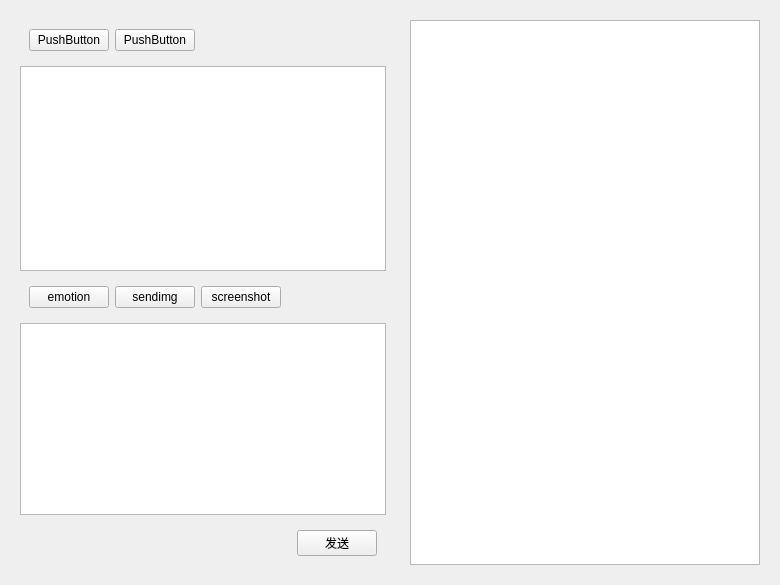
Above: TestProject/ui/chatroom.ui from ChinSing00/ChatChat before the change. Below: the same form after it.
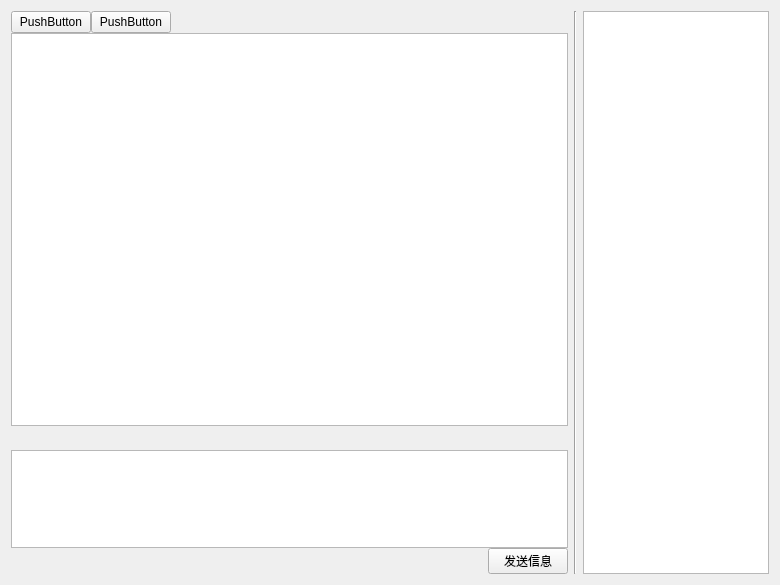
That is the form after the change. Icons and pictures are not drawn.

The edit to the form file:
```diff
--- a/TestProject/ui/chatroom.ui
+++ b/TestProject/ui/chatroom.ui
@@ -16,13 +16,43 @@
   <property name="toolTip">
    <string>&lt;html&gt;&lt;head/&gt;&lt;body&gt;&lt;p&gt;ToolTips?&lt;/p&gt;&lt;/body&gt;&lt;/html&gt;</string>
   </property>
-  <layout class="QHBoxLayout" name="horizontalLayout">
+  <layout class="QHBoxLayout" name="horizontalLayout" stretch="3,0,1">
    <item>
     <widget class="QWidget" name="left" native="true">
-     <layout class="QVBoxLayout" name="verticalLayout">
+     <layout class="QVBoxLayout" name="verticalLayout" stretch="1,20,1,5,1">
+      <property name="spacing">
+       <number>0</number>
+      </property>
+      <property name="leftMargin">
+       <number>0</number>
+      </property>
+      <property name="topMargin">
+       <number>0</number>
+      </property>
+      <property name="rightMargin">
+       <number>0</number>
+      </property>
+      <property name="bottomMargin">
+       <number>0</number>
+      </property>
       <item>
        <widget class="QWidget" name="widget" native="true">
-        <layout class="QHBoxLayout" name="horizontalLayout_2">
+        <layout class="QHBoxLayout" name="horizontalLayout_2" stretch="1,1,20">
+         <property name="spacing">
+          <number>0</number>
+         </property>
+         <property name="leftMargin">
+          <number>0</number>
+         </property>
+         <property name="topMargin">
+          <number>0</number>
+         </property>
+         <property name="rightMargin">
+          <number>0</number>
+         </property>
+         <property name="bottomMargin">
+          <number>0</number>
+         </property>
          <item>
           <widget class="QPushButton" name="pushButton">
            <property name="text">
@@ -58,25 +88,91 @@
       </item>
       <item>
        <widget class="QWidget" name="widget_3" native="true">
-        <layout class="QHBoxLayout" name="horizontalLayout_3">
+        <layout class="QHBoxLayout" name="horizontalLayout_3" stretch="1,1,1,20">
+         <property name="spacing">
+          <number>0</number>
+         </property>
+         <property name="leftMargin">
+          <number>0</number>
+         </property>
+         <property name="topMargin">
+          <number>1</number>
+         </property>
+         <property name="rightMargin">
+          <number>0</number>
+         </property>
+         <property name="bottomMargin">
+          <number>1</number>
+         </property>
          <item>
           <widget class="QPushButton" name="emotion">
            <property name="text">
-            <string>emotion</string>
+            <string/>
+           </property>
+           <property name="icon">
+            <iconset resource="../src/img.qrc">
+             <normaloff>:/src/icon/素材中心.svg</normaloff>:/src/icon/素材中心.svg</iconset>
+           </property>
+           <property name="iconSize">
+            <size>
+             <width>32</width>
+             <height>32</height>
+            </size>
+           </property>
+           <property name="checkable">
+            <bool>false</bool>
+           </property>
+           <property name="flat">
+            <bool>true</bool>
            </property>
           </widget>
          </item>
          <item>
           <widget class="QPushButton" name="sendimg">
            <property name="text">
-            <string>sendimg</string>
+            <string/>
+           </property>
+           <property name="icon">
+            <iconset resource="../src/img.qrc">
+             <normaloff>:/src/icon/素材中心.svg</normaloff>:/src/icon/素材中心.svg</iconset>
+           </property>
+           <property name="iconSize">
+            <size>
+             <width>32</width>
+             <height>32</height>
+            </size>
+           </property>
+           <property name="autoDefault">
+            <bool>true</bool>
+           </property>
+           <property name="default">
+            <bool>true</bool>
+           </property>
+           <property name="flat">
+            <bool>true</bool>
            </property>
           </widget>
          </item>
          <item>
           <widget class="QPushButton" name="screenshot">
            <property name="text">
-            <string>screenshot</string>
+            <string/>
+           </property>
+           <property name="icon">
+            <iconset resource="../src/img.qrc">
+             <normaloff>:/src/icon/列表.svg</normaloff>:/src/icon/列表.svg</iconset>
+           </property>
+           <property name="iconSize">
+            <size>
+             <width>32</width>
+             <height>32</height>
+            </size>
+           </property>
+           <property name="autoDefault">
+            <bool>true</bool>
+           </property>
+           <property name="flat">
+            <bool>true</bool>
            </property>
           </widget>
          </item>
@@ -99,7 +195,7 @@
       <item>
        <widget class="QTextEdit" name="inputWin">
         <property name="sizePolicy">
-         <sizepolicy hsizetype="Expanding" vsizetype="Fixed">
+         <sizepolicy hsizetype="Expanding" vsizetype="Preferred">
           <horstretch>0</horstretch>
           <verstretch>0</verstretch>
          </sizepolicy>
@@ -109,6 +205,21 @@
       <item>
        <widget class="QWidget" name="widget_2" native="true">
         <layout class="QHBoxLayout" name="horizontalLayout_4">
+         <property name="spacing">
+          <number>0</number>
+         </property>
+         <property name="leftMargin">
+          <number>0</number>
+         </property>
+         <property name="topMargin">
+          <number>0</number>
+         </property>
+         <property name="rightMargin">
+          <number>0</number>
+         </property>
+         <property name="bottomMargin">
+          <number>0</number>
+         </property>
          <item>
           <spacer name="horizontalSpacer_3">
            <property name="orientation">
@@ -125,7 +236,7 @@
          <item>
           <widget class="QPushButton" name="sendmsg">
            <property name="text">
-            <string>发送</string>
+            <string>发送信息</string>
            </property>
           </widget>
          </item>
@@ -135,9 +246,31 @@
      </layout>
     </widget>
    </item>
+   <item>
+    <widget class="Line" name="mid_line">
+     <property name="orientation">
+      <enum>Qt::Vertical</enum>
+     </property>
+    </widget>
+   </item>
    <item>
     <widget class="QWidget" name="right" native="true">
      <layout class="QVBoxLayout" name="verticalLayout_2">
+      <property name="spacing">
+       <number>0</number>
+      </property>
+      <property name="leftMargin">
+       <number>0</number>
+      </property>
+      <property name="topMargin">
+       <number>0</number>
+      </property>
+      <property name="rightMargin">
+       <number>0</number>
+      </property>
+      <property name="bottomMargin">
+       <number>0</number>
+      </property>
       <item>
        <widget class="QGraphicsView" name="graphicsView"/>
       </item>
```
Left out of the diff: 4 changed lines with no effect on the pictures.
